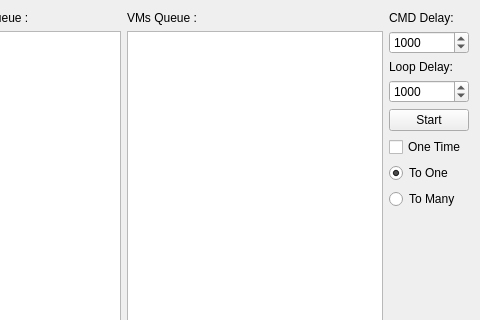
Before: the Qt Designer form src/mainwindow.ui in fffaraz/Archipel-xmpp-Bug-Reproducer, drawn with Qt 5; both pictures show x 520 to 1000 and y 0 to 320 of the 1000 by 700 pixel window.
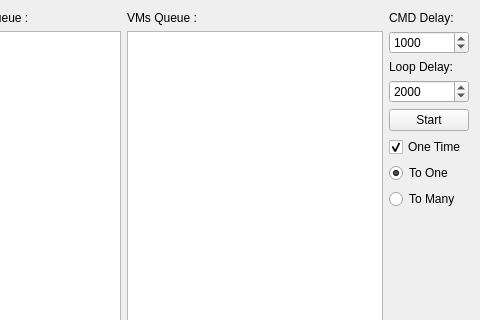
After: the same form once the commit is applied.

Diff of the .ui file:
```diff
--- a/src/mainwindow.ui
+++ b/src/mainwindow.ui
@@ -246,7 +246,7 @@
          <number>10000</number>
         </property>
         <property name="value">
-         <number>1000</number>
+         <number>2000</number>
         </property>
        </widget>
       </item>
@@ -268,6 +268,9 @@
         <property name="text">
          <string>One Time</string>
         </property>
+        <property name="checked">
+         <bool>true</bool>
+        </property>
        </widget>
       </item>
       <item>
```
